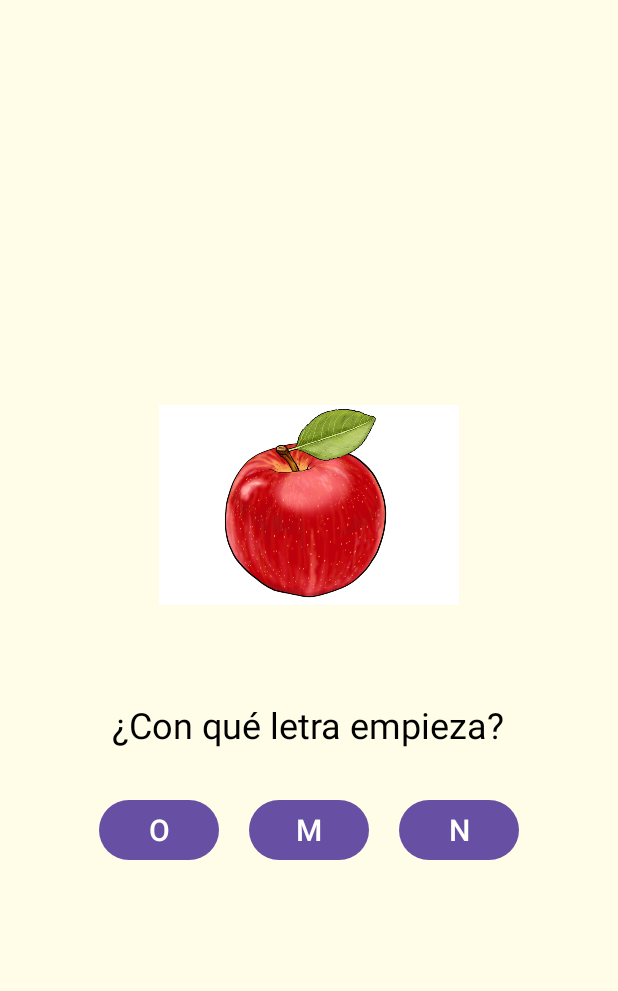
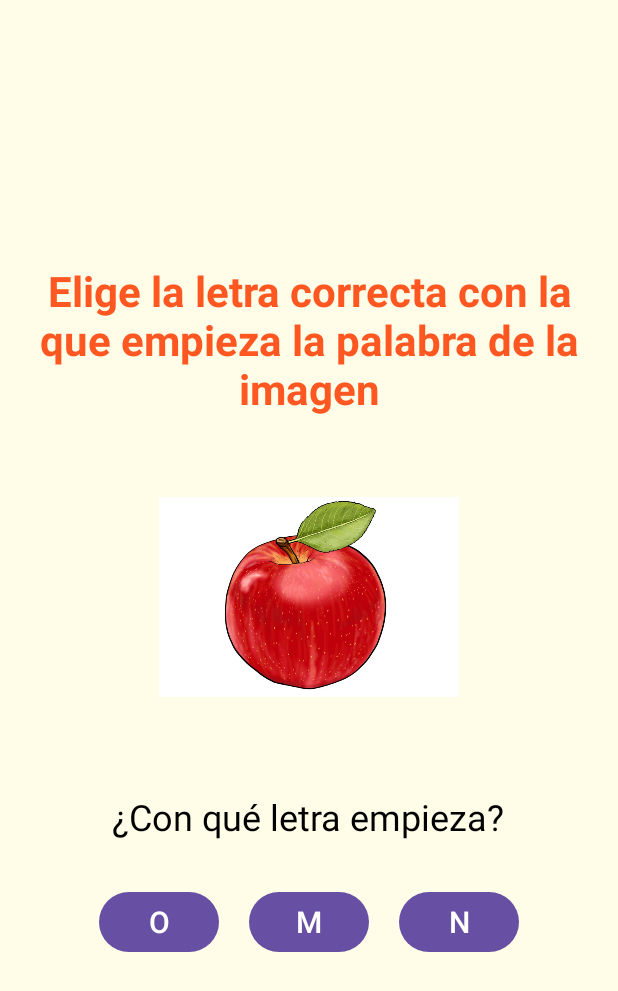
Before and after one commit to Eynarr/ProyectoSemestral, an Android app: the screen it shows after launch (MainActivity), after a tap on "Ir al Juego", on a phone screen of 412 x 824 dp. Shown: the top 991 px of the screen. Run offline under Robolectric (Android 15) with nearby library versions, the phone set to English and light mode, and no system bars.

Commit message:
Modificación Titulo de juego e imagen en inicio

```diff
--- a/app/src/main/java/com/example/proyectosemestral/InicioActivity.java
+++ b/app/src/main/java/com/example/proyectosemestral/InicioActivity.java
@@ -4,16 +4,24 @@ import android.content.Intent;
 import android.os.Bundle;
 import android.view.View;
 import android.widget.Button;
+import android.view.animation.Animation;
+import android.view.animation.AnimationUtils;
+import android.widget.ImageView;
 import androidx.appcompat.app.AppCompatActivity;
 
 public class InicioActivity extends AppCompatActivity {
 
     private Button btnJuego, btnSensor;
+    private ImageView imagenCarita;
 
     @Override
     protected void onCreate(Bundle savedInstanceState) {
         super.onCreate(savedInstanceState);
         setContentView(R.layout.activity_inicio);
+
+        imagenCarita = findViewById(R.id.imagenCarita);
+        Animation animacion = AnimationUtils.loadAnimation(this, R.anim.girar);
+        imagenCarita.startAnimation(animacion);
 
         btnJuego = findViewById(R.id.btnIrJuego);
         btnSensor = findViewById(R.id.btnIrSensor);
--- /dev/null
+++ b/app/src/main/res/anim/girar.xml
@@ -0,0 +1,8 @@
+<?xml version="1.0" encoding="utf-8"?>
+<rotate xmlns:android="http://schemas.android.com/apk/res/android"
+    android:duration="2000"
+    android:fromDegrees="0"
+    android:toDegrees="360"
+    android:repeatCount="infinite"
+    android:pivotX="50%"
+    android:pivotY="50%" />
--- a/app/src/main/res/layout/activity_inicio.xml
+++ b/app/src/main/res/layout/activity_inicio.xml
@@ -7,6 +7,13 @@
     android:gravity="center"
     android:background="#E3F2FD"
     android:padding="24dp">
+
+    <ImageView
+        android:id="@+id/imagenCarita"
+        android:layout_width="120dp"
+        android:layout_height="120dp"
+        android:src="@drawable/carita"
+        android:layout_marginBottom="20dp" />
 
     <TextView
         android:text="Proyecto Semestral"
--- a/app/src/main/res/layout/activity_main.xml
+++ b/app/src/main/res/layout/activity_main.xml
@@ -6,6 +6,17 @@
     android:layout_height="match_parent"
     android:padding="16dp"
     android:background="#FFFDE7">
+
+    <TextView
+        android:id="@+id/textTitulo"
+        android:layout_width="match_parent"
+        android:layout_height="wrap_content"
+        android:text="Elige la letra correcta con la que empieza la palabra de la imagen"
+        android:textSize="28sp"
+        android:textColor="#FF5722"
+        android:textStyle="bold"
+        android:layout_marginBottom="20dp"
+        android:gravity="center"/>
 
     <ImageView
         android:id="@+id/imageObject"
```
Also changed, not shown: app/src/main/res/drawable/carita.webp (added).
